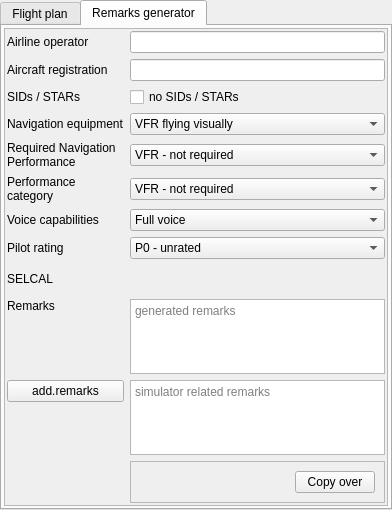
First picture: the form in src/blackgui/components/flightplancomponent.ui, repository swift-project/pilotclient, before the edit.
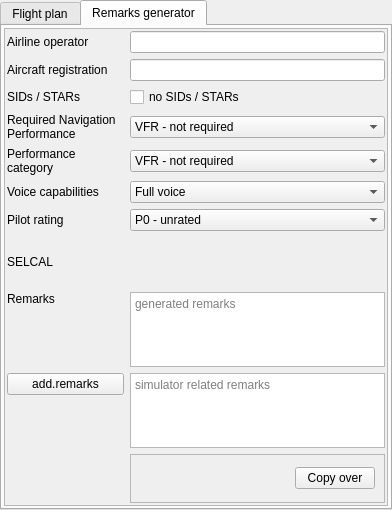
Second picture: the form after the edit. The open tabs and pages were chosen to show the change. Icons and pictures are not drawn. Custom widgets are drawn as their Qt base class.

Commit message:
refactor: Remove navigation equipment from remark generator
The NAV/ field in the remarks (same as COM/) is a freetext field. The content
may be dependent on the air traffic authority/country.
Further, most of the equipment information is nowadays handled with the
ICAO equipment code. NAV/ is likely required in special cases only, for
example when filing equipment code Z (Other equipment).

Diff of the .ui file:
```diff
--- a/src/blackgui/components/flightplancomponent.ui
+++ b/src/blackgui/components/flightplancomponent.ui
@@ -872,7 +872,7 @@
           <property name="spacing">
            <number>6</number>
           </property>
-          <item row="6" column="1">
+          <item row="5" column="1">
            <widget class="QComboBox" name="cb_VoiceCapabilities">
             <item>
              <property name="text">
@@ -901,7 +901,7 @@
             </property>
            </widget>
           </item>
-          <item row="9" column="0">
+          <item row="8" column="0">
            <widget class="QLabel" name="lbl_RemarksGenerated">
             <property name="text">
              <string>Remarks</string>
@@ -911,7 +911,7 @@
             </property>
            </widget>
           </item>
-          <item row="5" column="1">
+          <item row="4" column="1">
            <widget class="QComboBox" name="cb_PerformanceCategory">
             <property name="toolTip">
              <string>Final Approach Speed</string>
@@ -948,16 +948,6 @@
             </item>
            </widget>
           </item>
-          <item row="3" column="0">
-           <widget class="QLabel" name="lbl_NavigationEquipment">
-            <property name="text">
-             <string>Navigation equipment</string>
-            </property>
-            <property name="wordWrap">
-             <bool>true</bool>
-            </property>
-           </widget>
-          </item>
           <item row="2" column="0">
            <widget class="QLabel" name="lbl_SidsStars">
             <property name="text">
@@ -965,7 +955,7 @@
             </property>
            </widget>
           </item>
-          <item row="8" column="0">
+          <item row="7" column="0">
            <widget class="QLabel" name="lbl_Selcal">
             <property name="text">
              <string>SELCAL</string>
@@ -982,7 +972,7 @@
             </property>
            </widget>
           </item>
-          <item row="7" column="1">
+          <item row="6" column="1">
            <widget class="QComboBox" name="cb_PilotRating">
             <item>
              <property name="text">
@@ -1016,7 +1006,7 @@
             </item>
            </widget>
           </item>
-          <item row="9" column="1">
+          <item row="8" column="1">
            <widget class="QPlainTextEdit" name="pte_RemarksGenerated">
             <property name="maximumSize">
              <size>
@@ -1032,7 +1022,7 @@
             </property>
            </widget>
           </item>
-          <item row="11" column="1">
+          <item row="10" column="1">
            <widget class="QPlainTextEdit" name="pte_AdditionalRemarks">
             <property name="maximumSize">
              <size>
@@ -1055,7 +1045,7 @@
             </property>
            </widget>
           </item>
-          <item row="5" column="0">
+          <item row="4" column="0">
            <widget class="QLabel" name="lbl_PerformanceCategory">
             <property name="text">
              <string>Performance category</string>
@@ -1065,7 +1055,7 @@
             </property>
            </widget>
           </item>
-          <item row="13" column="1">
+          <item row="12" column="1">
            <widget class="QFrame" name="fr_Buttons">
             <property name="frameShape">
              <enum>QFrame::StyledPanel</enum>
@@ -1084,7 +1074,7 @@
             </layout>
            </widget>
           </item>
-          <item row="4" column="1">
+          <item row="3" column="1">
            <widget class="QComboBox" name="cb_RequiredNavigationPerformance">
             <item>
              <property name="text">
@@ -1106,7 +1096,7 @@
           <item row="1" column="1">
            <widget class="QLineEdit" name="le_AircraftRegistration"/>
           </item>
-          <item row="4" column="0">
+          <item row="3" column="0">
            <widget class="QLabel" name="lbl_RequiredNavigationPerformance">
             <property name="text">
              <string>Required Navigation Performance</string>
@@ -1116,17 +1106,17 @@
             </property>
            </widget>
           </item>
-          <item row="7" column="0">
+          <item row="6" column="0">
            <widget class="QLabel" name="lbl_PilotRating">
             <property name="text">
              <string>Pilot rating</string>
             </property>
            </widget>
           </item>
-          <item row="8" column="1">
+          <item row="7" column="1">
            <widget class="BlackGui::Components::CSelcalCodeSelector" name="frp_SelcalCode"/>
           </item>
-          <item row="6" column="0">
+          <item row="5" column="0">
            <widget class="QLabel" name="lbl_VoiceCapabilities">
             <property name="text">
              <string>Voice capabilities</string>
@@ -1136,39 +1126,7 @@
             </property>
            </widget>
           </item>
-          <item row="3" column="1">
-           <widget class="QComboBox" name="cb_NavigationEquipment">
-            <property name="toolTip">
-             <string>How will you be navigating?</string>
-            </property>
-            <item>
-             <property name="text">
-              <string>VFR flying visually</string>
-             </property>
-            </item>
-            <item>
-             <property name="text">
-              <string>Direct VORs and NDBs</string>
-             </property>
-            </item>
-            <item>
-             <property name="text">
-              <string>Default GPS</string>
-             </property>
-            </item>
-            <item>
-             <property name="text">
-              <string>GPS or FMC capable of SIDs/STARs</string>
-             </property>
-            </item>
-            <item>
-             <property name="text">
-              <string>GPS oceanic certified</string>
-             </property>
-            </item>
-           </widget>
-          </item>
-          <item row="11" column="0" alignment="Qt::AlignTop">
+          <item row="10" column="0" alignment="Qt::AlignTop">
            <widget class="QPushButton" name="pb_AddRemarks">
             <property name="text">
              <string>add.remarks</string>
```
Left out of the diff: 1 changed line with no effect on the pictures. The commit also changes 1 other file.
